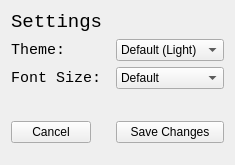
steinmns/Cinema-Stats, file UI Files/SettingsMenu.ui: the form before one commit.
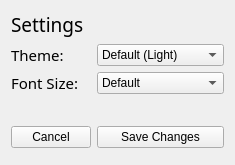
The form after the commit.

Commit message: Added Edit Window Skeleton

Diff of the .ui file:
```diff
--- a/UI Files/SettingsMenu.ui
+++ b/UI Files/SettingsMenu.ui
@@ -18,7 +18,7 @@
     <widget class="QLabel" name="SettingsMenuLabel">
      <property name="font">
       <font>
-       <family>Consolas</family>
+       <family>Mollen Personal Use</family>
        <pointsize>14</pointsize>
       </font>
      </property>
@@ -31,7 +31,7 @@
     <widget class="QLabel" name="ThemeLabel">
      <property name="font">
       <font>
-       <family>Consolas</family>
+       <family>Mollen Personal Use</family>
        <pointsize>11</pointsize>
       </font>
      </property>
@@ -63,7 +63,7 @@
     <widget class="QLabel" name="FontSizeLabel">
      <property name="font">
       <font>
-       <family>Consolas</family>
+       <family>Mollen Personal Use</family>
        <pointsize>11</pointsize>
       </font>
      </property>
```
The commit also changes 7 other files.
